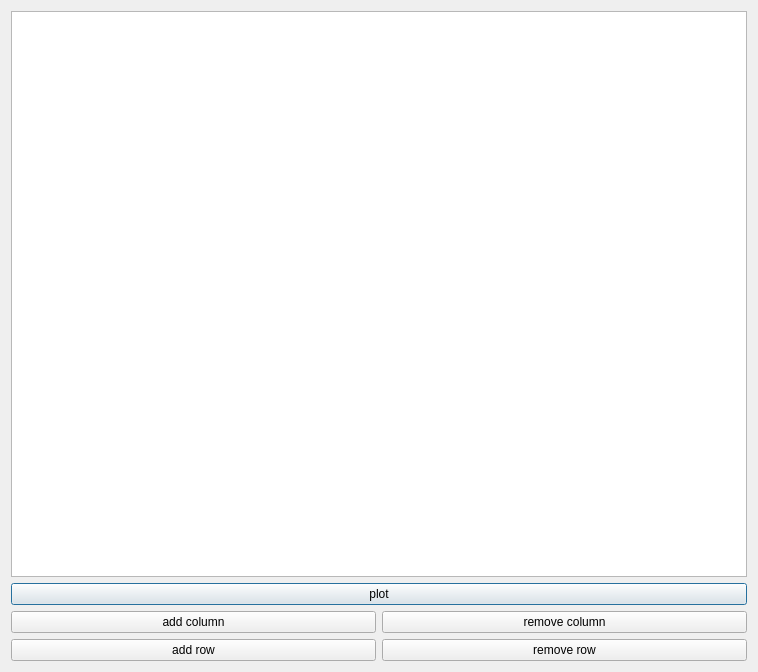
Meliani-Mehdi/Graphite_QT, file worksheet_dialog.ui: the form before one commit.
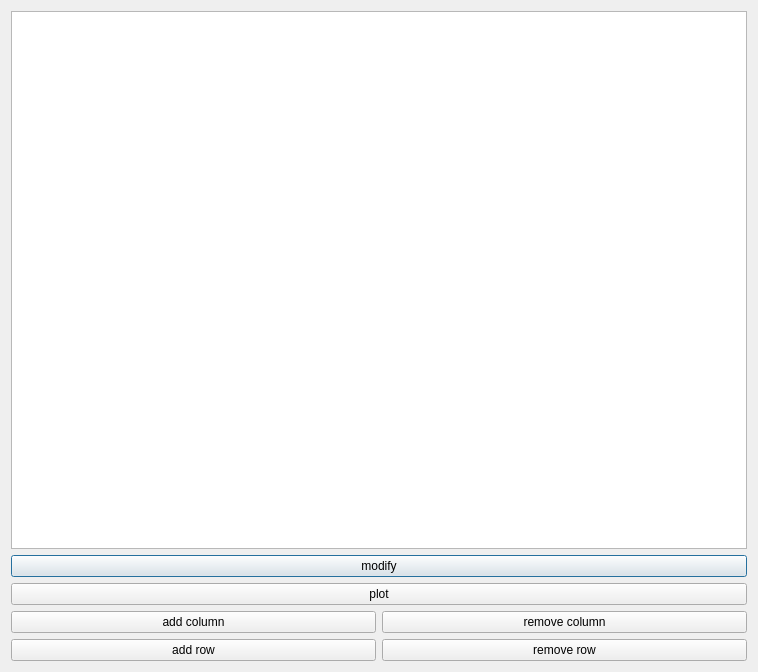
The form after the commit.

```diff
--- a/worksheet_dialog.ui
+++ b/worksheet_dialog.ui
@@ -47,6 +47,13 @@
      </attribute>
     </widget>
    </item>
+   <item>
+    <widget class="QPushButton" name="modify">
+     <property name="text">
+      <string>modify</string>
+     </property>
+    </widget>
+   </item>
    <item>
     <widget class="QPushButton" name="plotwork">
      <property name="text">
```
